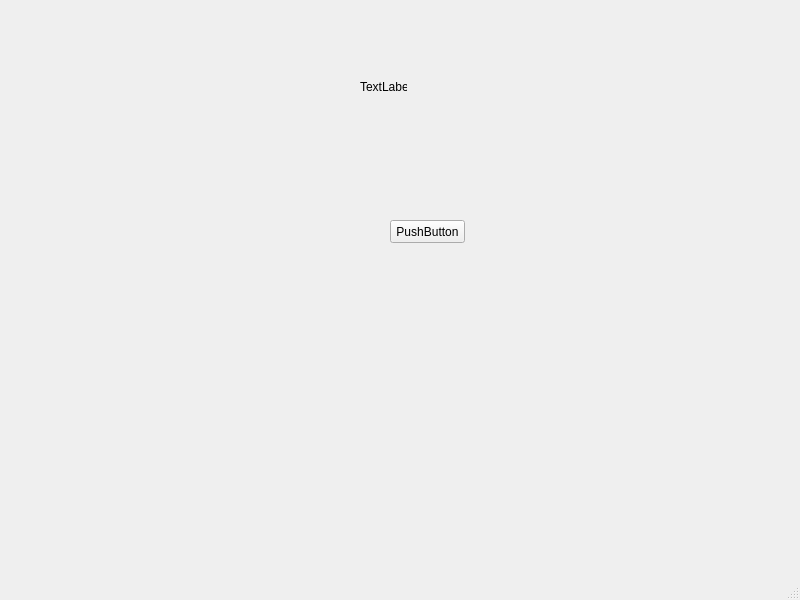
Qt form filebrowser/main.ui (solloc/filebrowser) before a commit.
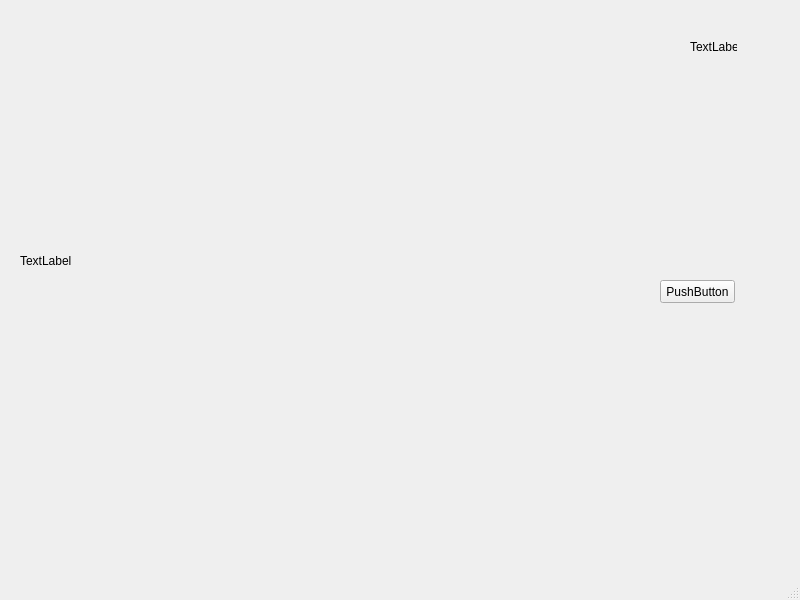
The same form after that commit.

Commit message: image label added; pylint configured

The edit to the form file:
```diff
--- a/filebrowser/main.ui
+++ b/filebrowser/main.ui
@@ -17,8 +17,8 @@
    <widget class="QLabel" name="label1">
     <property name="geometry">
      <rect>
-      <x>360</x>
-      <y>80</y>
+      <x>690</x>
+      <y>40</y>
       <width>47</width>
       <height>13</height>
      </rect>
@@ -30,8 +30,8 @@
    <widget class="QPushButton" name="pushButton1">
     <property name="geometry">
      <rect>
-      <x>390</x>
-      <y>220</y>
+      <x>660</x>
+      <y>280</y>
       <width>75</width>
       <height>23</height>
      </rect>
@@ -40,6 +40,19 @@
      <string>PushButton</string>
     </property>
    </widget>
+   <widget class="QLabel" name="imageLabel1">
+    <property name="geometry">
+     <rect>
+      <x>20</x>
+      <y>10</y>
+      <width>611</width>
+      <height>501</height>
+     </rect>
+    </property>
+    <property name="text">
+     <string>TextLabel</string>
+    </property>
+   </widget>
   </widget>
   <widget class="QMenuBar" name="menubar">
    <property name="geometry">
```
The commit also changes 2 other files.
